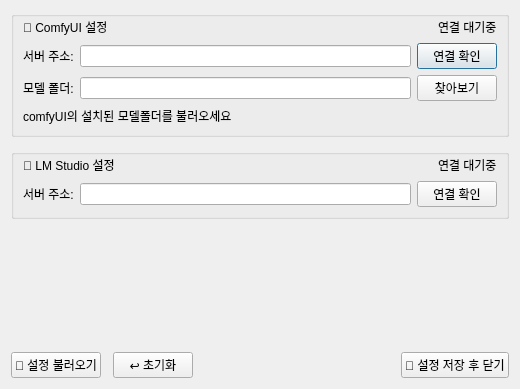
First picture: the form in assets/ui/settings_dialog.ui, repository Donian-kor/ComfyCraft_AI_Easy_Studio, before the edit.
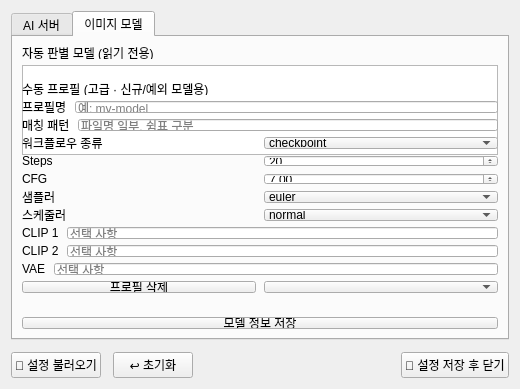
Second picture: the form after the edit. The open tabs and pages were chosen to show the change.

Commit message: feat(p8): settings image-model tab - auto list, manual profile with validation gate

The edit to the form file:
```diff
--- a/assets/ui/settings_dialog.ui
+++ b/assets/ui/settings_dialog.ui
@@ -20,9 +20,16 @@
    <string>서버 연결 및 모델 폴더 설정</string>
   </property>
   <layout class="QVBoxLayout" name="dialogLayout">
-   <property name="spacing">
-    <number>12</number>
-   </property>
+   <item>
+    <widget class="QTabWidget" name="settingsTabWidget">
+     <property name="currentIndex">
+      <number>0</number>
+     </property>
+     <widget class="QWidget" name="tabAiServer">
+      <attribute name="title">
+       <string>AI 서버</string>
+      </attribute>
+      <layout class="QVBoxLayout" name="tabAiServerLayout">
    <item>
     <widget class="QGroupBox" name="comfyGroupBox">
      <property name="title">
@@ -185,6 +192,379 @@
      </layout>
     </widget>
    </item>
+      </layout>
+     </widget>
+     <widget class="QWidget" name="tabModel">
+      <attribute name="title">
+       <string>이미지 모델</string>
+      </attribute>
+      <layout class="QVBoxLayout" name="tabModelLayout">
+       <item>
+        <widget class="QLabel" name="profileAutoLabel">
+         <property name="text">
+          <string>자동 판별 모델 (읽기 전용)</string>
+         </property>
+        </widget>
+       </item>
+       <item>
+        <widget class="QListWidget" name="profileAutoList">
+         <property name="minimumSize">
+          <size>
+           <width>0</width>
+           <height>90</height>
+          </size>
+         </property>
+         <property name="maximumSize">
+          <size>
+           <width>16777215</width>
+           <height>140</height>
+          </size>
+         </property>
+        </widget>
+       </item>
+       <item>
+        <widget class="QLabel" name="profileManualLabel">
+         <property name="text">
+          <string>수동 프로필 (고급 · 신규/예외 모델용)</string>
+         </property>
+        </widget>
+       </item>
+       <item>
+        <layout class="QHBoxLayout" name="p8RowLayout_1">
+         <property name="spacing">
+          <number>8</number>
+         </property>
+         <item>
+          <widget class="QLabel">
+           <property name="text">
+            <string>프로필명</string>
+           </property>
+          </widget>
+         </item>
+         <item>
+          <widget class="QLineEdit" name="profileNameEdit">
+           <property name="placeholderText">
+            <string>예: my-model</string>
+           </property>
+          </widget>
+         </item>
+        </layout>
+       </item>
+       <item>
+        <layout class="QHBoxLayout" name="p8RowLayout_2">
+         <property name="spacing">
+          <number>8</number>
+         </property>
+         <item>
+          <widget class="QLabel">
+           <property name="text">
+            <string>매칭 패턴</string>
+           </property>
+          </widget>
+         </item>
+         <item>
+          <widget class="QLineEdit" name="profilePatternsEdit">
+           <property name="placeholderText">
+            <string>파일명 일부, 쉼표 구분</string>
+           </property>
+          </widget>
+         </item>
+        </layout>
+       </item>
+       <item>
+        <layout class="QHBoxLayout" name="p8RowLayout_3">
+         <property name="spacing">
+          <number>8</number>
+         </property>
+         <item>
+          <widget class="QLabel">
+           <property name="text">
+            <string>워크플로우 종류</string>
+           </property>
+          </widget>
+         </item>
+         <item>
+          <widget class="QComboBox" name="profileWorkflowCombo">
+           <item>
+            <property name="text">
+             <string>checkpoint</string>
+            </property>
+           </item>
+           <item>
+            <property name="text">
+             <string>gguf</string>
+            </property>
+           </item>
+           <item>
+            <property name="text">
+             <string>flux_gguf</string>
+            </property>
+           </item>
+           <item>
+            <property name="text">
+             <string>zimage</string>
+            </property>
+           </item>
+          </widget>
+         </item>
+        </layout>
+       </item>
+       <item>
+        <layout class="QHBoxLayout" name="p8RowLayout_4">
+         <property name="spacing">
+          <number>8</number>
+         </property>
+         <item>
+          <widget class="QLabel">
+           <property name="text">
+            <string>Steps</string>
+           </property>
+          </widget>
+         </item>
+         <item>
+          <widget class="QSpinBox" name="profileStepsSpin">
+           <property name="minimum">
+            <number>1</number>
+           </property>
+           <property name="maximum">
+            <number>200</number>
+           </property>
+           <property name="value">
+            <number>20</number>
+           </property>
+           <property name="singleStep">
+            <number>1</number>
+           </property>
+          </widget>
+         </item>
+        </layout>
+       </item>
+       <item>
+        <layout class="QHBoxLayout" name="p8RowLayout_5">
+         <property name="spacing">
+          <number>8</number>
+         </property>
+         <item>
+          <widget class="QLabel">
+           <property name="text">
+            <string>CFG</string>
+           </property>
+          </widget>
+         </item>
+         <item>
+          <widget class="QDoubleSpinBox" name="profileCfgSpin">
+           <property name="minimum">
+            <double>0.1</double>
+           </property>
+           <property name="maximum">
+            <double>30.0</double>
+           </property>
+           <property name="value">
+            <double>7.0</double>
+           </property>
+           <property name="singleStep">
+            <double>0.1</double>
+           </property>
+          </widget>
+         </item>
+        </layout>
+       </item>
+       <item>
+        <layout class="QHBoxLayout" name="p8RowLayout_6">
+         <property name="spacing">
+          <number>8</number>
+         </property>
+         <item>
+          <widget class="QLabel">
+           <property name="text">
+            <string>샘플러</string>
+           </property>
+          </widget>
+         </item>
+         <item>
+          <widget class="QComboBox" name="profileSamplerCombo">
+           <item>
+            <property name="text">
+             <string>euler</string>
+            </property>
+           </item>
+           <item>
+            <property name="text">
+             <string>dpmpp_2m</string>
+            </property>
+           </item>
+           <item>
+            <property name="text">
+             <string>dpmpp_2m_sde</string>
+            </property>
+           </item>
+           <item>
+            <property name="text">
+             <string>euler_ancestral</string>
+            </property>
+           </item>
+           <item>
+            <property name="text">
+             <string>lcm</string>
+            </property>
+           </item>
+           <item>
+            <property name="text">
+             <string>ddim</string>
+            </property>
+           </item>
+          </widget>
+         </item>
+        </layout>
+       </item>
+       <item>
+        <layout class="QHBoxLayout" name="p8RowLayout_7">
+         <property name="spacing">
+          <number>8</number>
+         </property>
+         <item>
+          <widget class="QLabel">
+           <property name="text">
+            <string>스케줄러</string>
+           </property>
+          </widget>
+         </item>
+         <item>
+          <widget class="QComboBox" name="profileSchedulerCombo">
+           <item>
+            <property name="text">
+             <string>normal</string>
+            </property>
+           </item>
+           <item>
+            <property name="text">
+             <string>karras</string>
+            </property>
+           </item>
+           <item>
+            <property name="text">
+             <string>exponential</string>
+            </property>
+           </item>
+           <item>
+            <property name="text">
+             <string>simple</string>
+            </property>
+           </item>
+          </widget>
+         </item>
+        </layout>
+       </item>
+       <item>
+        <layout class="QHBoxLayout" name="p8RowLayout_8">
+         <property name="spacing">
+          <number>8</number>
+         </property>
+         <item>
+          <widget class="QLabel">
+           <property name="text">
+            <string>CLIP 1</string>
+           </property>
+          </widget>
+         </item>
+         <item>
+          <widget class="QLineEdit" name="profileClip1Edit">
+           <property name="placeholderText">
+            <string>선택 사항</string>
+           </property>
+          </widget>
+         </item>
+        </layout>
+       </item>
+       <item>
+        <layout class="QHBoxLayout" name="p8RowLayout_9">
+         <property name="spacing">
+          <number>8</number>
+         </property>
+         <item>
+          <widget class="QLabel">
+           <property name="text">
+            <string>CLIP 2</string>
+           </property>
+          </widget>
+         </item>
+         <item>
+          <widget class="QLineEdit" name="profileClip2Edit">
+           <property name="placeholderText">
+            <string>선택 사항</string>
+           </property>
+          </widget>
+         </item>
+        </layout>
+       </item>
+       <item>
+        <layout class="QHBoxLayout" name="p8RowLayout_10">
+         <property name="spacing">
+          <number>8</number>
+         </property>
+         <item>
+          <widget class="QLabel">
+           <property name="text">
+            <string>VAE</string>
+           </property>
+          </widget>
+         </item>
+         <item>
+          <widget class="QLineEdit" name="profileVaeEdit">
+           <property name="placeholderText">
+            <string>선택 사항</string>
+           </property>
+          </widget>
+         </item>
+        </layout>
+       </item>
+       <item>
+        <layout class="QHBoxLayout" name="p8RowLayout_11">
+         <property name="spacing">
+          <number>8</number>
+         </property>
+         <item>
+          <widget class="QPushButton" name="profileDeleteBtn">
+           <property name="cursor">
+            <cursorShape>PointingHandCursor</cursorShape>
+           </property>
+           <property name="text">
+            <string>프로필 삭제</string>
+           </property>
+          </widget>
+         </item>
+         <item>
+          <widget class="QComboBox" name="profileFileCombo" />
+         </item>
+        </layout>
+       </item>
+       <item>
+        <widget class="QLabel" name="profileValidateLabel">
+         <property name="text">
+          <string />
+         </property>
+         <property name="wordWrap">
+          <bool>true</bool>
+         </property>
+        </widget>
+       </item>
+       <item>
+        <widget class="QPushButton" name="profileSaveBtn">
+         <property name="cursor">
+          <cursorShape>PointingHandCursor</cursorShape>
+         </property>
+         <property name="text">
+          <string>모델 정보 저장</string>
+         </property>
+        </widget>
+       </item>
+      </layout>
+     </widget>
+    </widget>
+   </item>
+   <property name="spacing">
+    <number>12</number>
+   </property>
    <item>
     <spacer name="verticalSpacer">
      <property name="orientation">
```
Left out of the diff: 16 changed lines with no effect on the pictures. Lines whose indentation alone changed are shown as unchanged. The commit also changes 4 other files.
